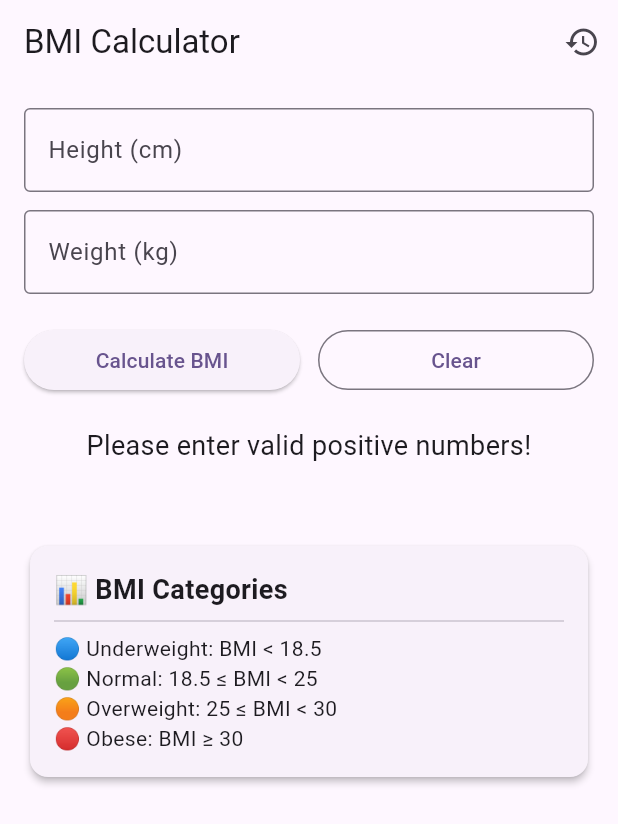
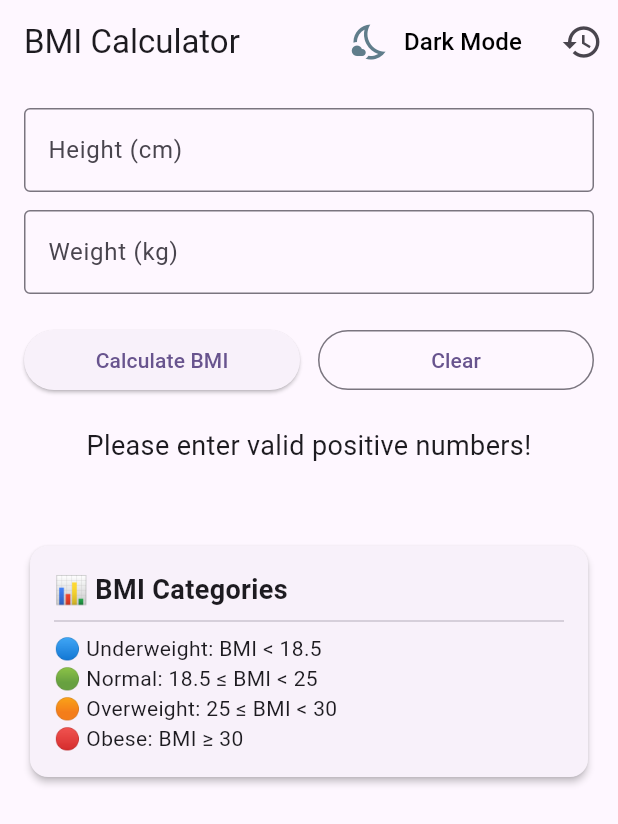
Before and after one commit to Abednego254/bmi-tracker, a Flutter app: the screen it shows after launch, after a tap on "Calculate BMI", on a phone screen of 412 x 824 dp. Shown: the top 824 px of the screen. Run offline on Flutter 3.47's test engine with Material 3 defaults, Android fonts, the phone set to English and light mode, and no system bars; our stand-ins replace fl_chart, shared_preferences.

Commit message:
Added Themes

```diff
--- a/lib/main.dart
+++ b/lib/main.dart
@@ -1,12 +1,41 @@
 import 'package:flutter/material.dart';
+import 'package:shared_preferences/shared_preferences.dart';
 import 'screens/bmi_calculator_screen.dart';
 
 void main() {
   runApp(const BMICalculatorApp());
 }
 
-class BMICalculatorApp extends StatelessWidget {
+class BMICalculatorApp extends StatefulWidget {
   const BMICalculatorApp({super.key});
+
+  @override
+  State<BMICalculatorApp> createState() => _BMICalculatorAppState();
+}
+
+class _BMICalculatorAppState extends State<BMICalculatorApp> {
+  bool _isDarkTheme = false;
+
+  @override
+  void initState() {
+    super.initState();
+    _loadTheme();
+  }
+
+  Future<void> _loadTheme() async {
+    final prefs = await SharedPreferences.getInstance();
+    setState(() {
+      _isDarkTheme = prefs.getBool('isDarkTheme') ?? false;
+    });
+  }
+
+  Future<void> _toggleTheme(bool value) async {
+    final prefs = await SharedPreferences.getInstance();
+    setState(() {
+      _isDarkTheme = value;
+    });
+    await prefs.setBool('isDarkTheme', value);
+  }
 
   @override
   Widget build(BuildContext context) {
@@ -16,8 +45,12 @@ class BMICalculatorApp extends StatelessWidget {
       theme: ThemeData(
         useMaterial3: true,
         colorSchemeSeed: Colors.deepPurple,
+        brightness: _isDarkTheme ? Brightness.dark : Brightness.light,
       ),
-      home: const BMICalculatorScreen(),
+      home: BMICalculatorScreen(
+        isDarkTheme: _isDarkTheme,
+        onThemeChanged: _toggleTheme,
+      ),
     );
   }
 }
--- a/lib/screens/bmi_calculator_screen.dart
+++ b/lib/screens/bmi_calculator_screen.dart
@@ -4,7 +4,14 @@ import '../widgets/bmi_chart.dart';
 import 'bmi_history_screen.dart';
 
 class BMICalculatorScreen extends StatefulWidget {
-  const BMICalculatorScreen({super.key});
+  final bool isDarkTheme;
+  final ValueChanged<bool> onThemeChanged;
+
+  const BMICalculatorScreen({
+    super.key,
+    required this.isDarkTheme,
+    required this.onThemeChanged,
+  });
 
   @override
   State<BMICalculatorScreen> createState() => _BMICalculatorScreenState();
@@ -42,7 +49,7 @@ class _BMICalculatorScreenState extends State<BMICalculatorScreen> {
       status = "Obese";
     }
 
-    final dateTime = DateTime.now().toString().split('.')[0]; // Remove milliseconds
+    final dateTime = DateTime.now().toString().split('.')[0];
     final entry = "BMI: ${bmi.toStringAsFixed(1)} ($status) | $dateTime";
 
     setState(() {
@@ -56,7 +63,7 @@ class _BMICalculatorScreenState extends State<BMICalculatorScreen> {
   Future<void> _saveToHistory(String entry) async {
     final prefs = await SharedPreferences.getInstance();
     List<String> history = prefs.getStringList('bmi_history') ?? [];
-    history.insert(0, entry); // Newest first
+    history.insert(0, entry);
     await prefs.setStringList('bmi_history', history);
   }
 
@@ -82,13 +89,37 @@ class _BMICalculatorScreenState extends State<BMICalculatorScreen> {
       appBar: AppBar(
         title: const Text("BMI Calculator"),
         actions: [
+          TextButton.icon(
+            onPressed: () => widget.onThemeChanged(!widget.isDarkTheme),
+            icon: Icon(
+              widget.isDarkTheme
+                  ? Icons.wb_sunny_outlined
+                  : Icons.nights_stay_outlined,
+              color: widget.isDarkTheme ? Colors.yellow : Colors.blueGrey,
+              size: 28, // Increased icon size
+            ),
+            label: Text(
+              widget.isDarkTheme ? "Light Mode" : "Dark Mode",
+              style: TextStyle(
+                color: widget.isDarkTheme ? Colors.white : Colors.black,
+                fontSize: 16, // Optional: slightly bigger text
+              ),
+            ),
+            style: TextButton.styleFrom(
+              foregroundColor: Colors.white,
+            ),
+          ),
           IconButton(
-            icon: const Icon(Icons.history),
+            icon: Icon(
+              Icons.history,
+              size: 28, // Increased icon size
+            ),
             onPressed: goToHistory,
             tooltip: "BMI History",
           )
         ],
       ),
+
       body: SingleChildScrollView(
         padding: const EdgeInsets.all(16),
         child: Column(
@@ -138,9 +169,8 @@ class _BMICalculatorScreenState extends State<BMICalculatorScreen> {
             ),
             const SizedBox(height: 20),
             if (_calculatedBMI != null) BMIChart(bmi: _calculatedBMI!),
-
             const SizedBox(height: 30),
-            _buildBMICategoryGuide(), // 📌 Added Guide Widget
+            _buildBMICategoryGuide(),
           ],
         ),
       ),
```
